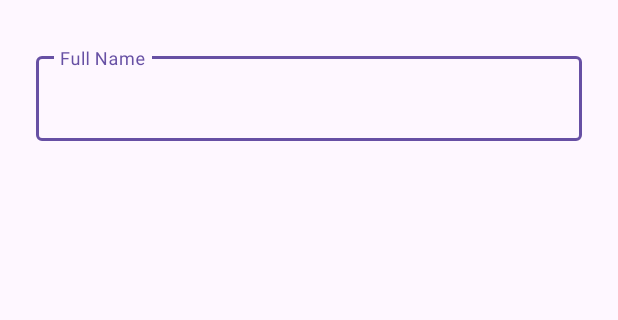
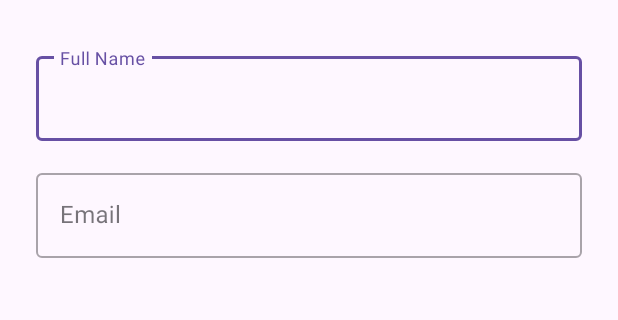
Before and after one commit to RayhanBsyne/BUKU_APP, an Android app: the EditProfileActivity screen opened directly, with no data from a screen before it, on a phone screen of 412 x 824 dp, the part 312-632 px from its top. Run offline under Robolectric (Android 15) with nearby library versions, the phone set to English and light mode, and no system bars; 1 statement that could not run was skipped.

Commit message:
Menambahkan codingan textinput untuk mengedit email

```diff
--- a/app/src/main/res/layout/activity_edit_profile.xml
+++ b/app/src/main/res/layout/activity_edit_profile.xml
@@ -52,6 +52,20 @@
                 android:inputType="textPersonName"/>
         </com.google.android.material.textfield.TextInputLayout>
 
+        <com.google.android.material.textfield.TextInputLayout
+            android:layout_width="match_parent"
+            android:layout_height="wrap_content"
+            android:layout_marginBottom="16dp"
+            style="@style/Widget.MaterialComponents.TextInputLayout.OutlinedBox">
+
+            <com.google.android.material.textfield.TextInputEditText
+                android:id="@+id/emailInput"
+                android:layout_width="match_parent"
+                android:layout_height="wrap_content"
+                android:hint="Email"
+                android:inputType="textEmailAddress"/>
+        </com.google.android.material.textfield.TextInputLayout>
+
 
     </LinearLayout>
     </androidx.core.widget.NestedScrollView>
```
